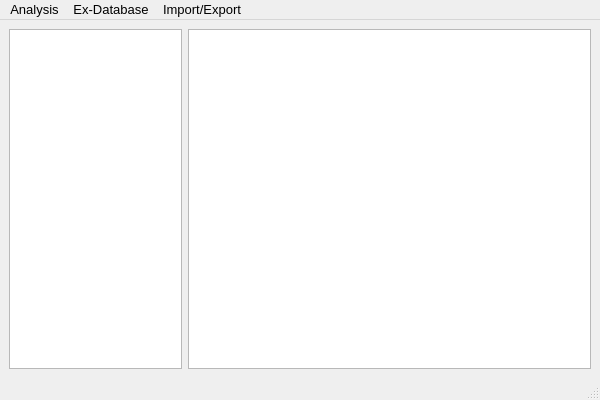
The window that ui/main.ui (stevenoh0908/AGal) describes before a commit, drawn with Qt 5.
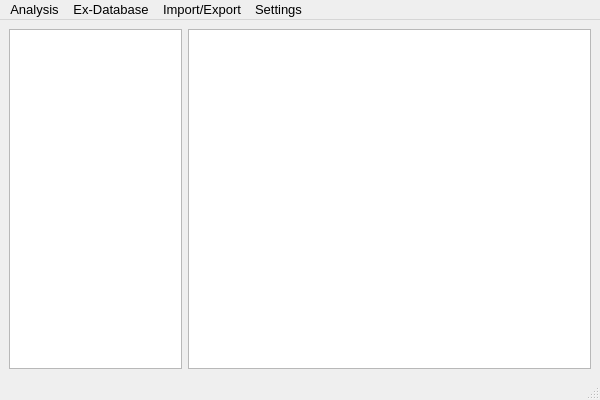
The same window after the commit.

The edit to the form file:
```diff
--- a/ui/main.ui
+++ b/ui/main.ui
@@ -41,7 +41,7 @@
      <x>0</x>
      <y>0</y>
      <width>600</width>
-     <height>22</height>
+     <height>21</height>
     </rect>
    </property>
    <widget class="QMenu" name="menuAnalysis">
@@ -72,9 +72,21 @@
     <addaction name="actionSave_Current_Status"/>
     <addaction name="actionSave_to_AGal_Dataset_agal"/>
    </widget>
+   <widget class="QMenu" name="menuSettings">
+    <property name="title">
+     <string>Settings</string>
+    </property>
+    <addaction name="actionImage_Analysis_Settings"/>
+    <addaction name="actionExtreme_Offset_Settings"/>
+    <addaction name="actionAuto_Border_Calculation_Settings"/>
+    <addaction name="actionChart_Displaying_Settings"/>
+    <addaction name="separator"/>
+    <addaction name="actionLicense"/>
+   </widget>
    <addaction name="menuAnalysis"/>
    <addaction name="menuSave_Load"/>
    <addaction name="menuSave_Load_2"/>
+   <addaction name="menuSettings"/>
   </widget>
   <widget class="QStatusBar" name="statusbar"/>
   <action name="actionH_II_Section_Analysis">
```
Left out of the diff: 27 changed lines with no effect on the pictures.
